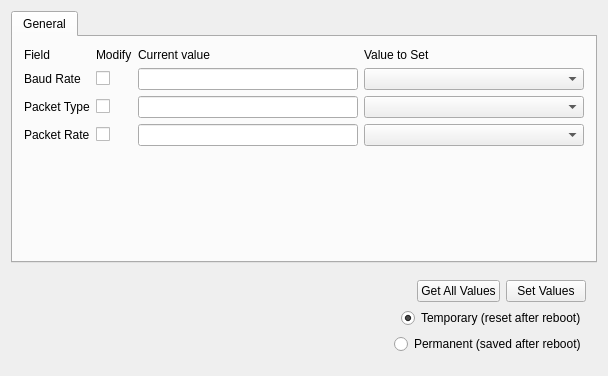
The window that Nav-View/src/GUI/UnitConfiguration.ui (wxr007/Nav-View) describes before a commit, drawn with Qt 5.
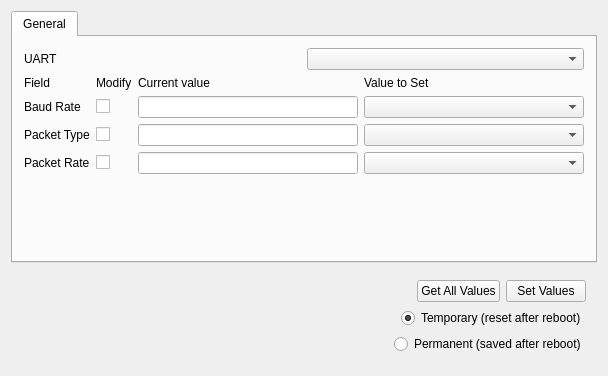
The same window after the commit. Icons and pictures are not drawn.

```diff
--- a/Nav-View/src/GUI/UnitConfiguration.ui
+++ b/Nav-View/src/GUI/UnitConfiguration.ui
@@ -19,9 +19,13 @@
   <property name="windowTitle">
    <string>UnitConfiguration</string>
   </property>
-  <layout class="QVBoxLayout" name="verticalLayout_3">
+  <property name="windowIcon">
+   <iconset>
+    <normaloff>../../logo.ico</normaloff>../../logo.ico</iconset>
+  </property>
+  <layout class="QVBoxLayout" name="verticalLayout_2">
    <item>
-    <widget class="QTabWidget" name="tabWidget">
+    <widget class="QTabWidget" name="UART">
      <property name="currentIndex">
       <number>0</number>
      </property>
@@ -29,8 +33,17 @@
       <attribute name="title">
        <string>General</string>
       </attribute>
-      <layout class="QVBoxLayout" name="verticalLayout_2">
+      <layout class="QVBoxLayout" name="verticalLayout_3">
        <item>
+        <layout class="QGridLayout" name="gridLayout_2">
+         <item row="0" column="0">
+          <widget class="QLabel" name="label_6">
+           <property name="text">
+            <string>UART</string>
+           </property>
+          </widget>
+         </item>
+         <item row="1" column="0" colspan="2">
         <layout class="QGridLayout" name="gridLayout" columnstretch="0,0,1,1">
          <item row="0" column="0">
           <widget class="QLabel" name="label">
@@ -134,6 +147,11 @@
          </item>
         </layout>
        </item>
+         <item row="0" column="1">
+          <widget class="QComboBox" name="combo_UART"/>
+         </item>
+        </layout>
+       </item>
        <item>
         <spacer name="verticalSpacer">
          <property name="orientation">
@@ -141,8 +159,8 @@
          </property>
          <property name="sizeHint" stdset="0">
           <size>
-           <width>20</width>
-           <height>67</height>
+           <width>284</width>
+           <height>85</height>
           </size>
          </property>
         </spacer>
```
Lines whose indentation alone changed are shown as unchanged.
